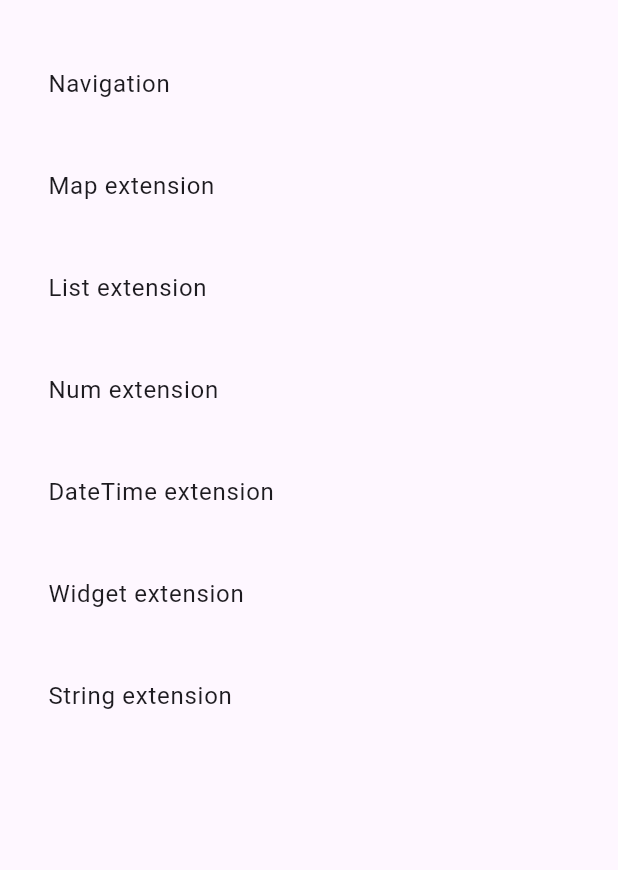
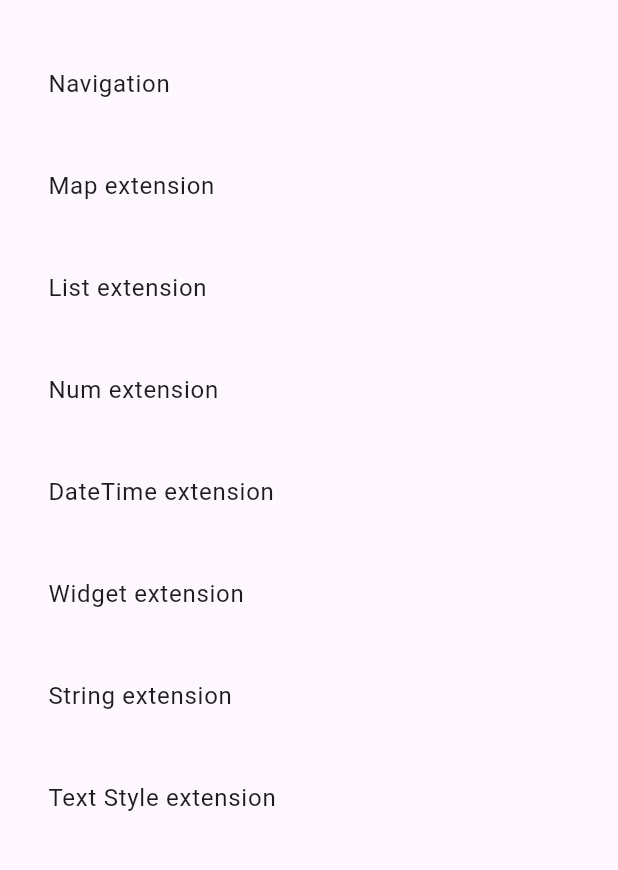
Before and after one commit to azharbinanwar/extensions_plus, a Flutter app: the screen it shows after launch, on a phone screen of 412 x 824 dp, the part 270-1140 px from its top. Run offline on Flutter 3.47's test engine with Material 3 defaults, Android fonts, the phone set to English and light mode, and no system bars.

Commit message:
feat(text_style): Enhance TextStyle extension with UI demo and expanded styling
- Add comprehensive TextStyleDemoPage
- Improve extension method documentation
- Expand text style manipulation capabilities

```diff
--- a/example/lib/main.dart
+++ b/example/lib/main.dart
@@ -5,6 +5,7 @@ import 'package:example/pages/list_extension_page.dart';
 import 'package:example/pages/map_extension_page.dart';
 import 'package:example/pages/num_extension_demo_page.dart';
 import 'package:example/pages/string_extension_page.dart';
+import 'package:example/pages/text_style_demo_page.dart';
 import 'package:example/pages/theme_extension_page.dart';
 import 'package:example/pages/widget_demo_page.dart';
 import 'package:extensions_plus/extensions_plus.dart';
@@ -76,6 +77,10 @@ class ExtensionUsagePage extends StatelessWidget {
               title: const Text('String extension'),
               onTap: () => context.push(StringExtensionPage()),
             ),
+            ListTile(
+              title: const Text('Text Style extension'),
+              onTap: () => context.push(TextStyleDemoPage()),
+            ),
           ],
         ),
       ),
--- /dev/null
+++ b/example/lib/pages/text_style_demo_page.dart
@@ -0,0 +1,119 @@
+import 'package:extensions_plus/extensions_plus.dart';
+import 'package:flutter/material.dart';
+
+class TextStyleDemoPage extends StatelessWidget {
+  const TextStyleDemoPage({super.key});
+
+  @override
+  Widget build(BuildContext context) {
+    return Scaffold(
+      appBar: AppBar(title: Text('TextStyle Extension Demo')),
+      body: SingleChildScrollView(
+        padding: EdgeInsets.all(16),
+        child: Column(
+          crossAxisAlignment: CrossAxisAlignment.start,
+          children: [
+            Text(
+              'Color Variations',
+              style: TextStyle(fontSize: 20).bold,
+            ),
+            SizedBox(height: 10),
+            Text(
+              'Original Color',
+              style: TextStyle(color: Colors.blue),
+            ),
+            Row(
+              children: [
+                Text('Hidden Text => '),
+                Text(
+                  'Transparent Color',
+                  style: TextStyle(color: Colors.blue).transparent,
+                ),
+              ],
+            ),
+            Text(
+              'Opaque Color',
+              style: TextStyle(color: Colors.blue).opaque,
+            ),
+            Divider(height: 30),
+            Text(
+              'Size Variations',
+              style: TextStyle(fontSize: 20).bold,
+            ),
+            SizedBox(height: 10),
+            Text(
+              'Small Text',
+              style: TextStyle(fontSize: 16).small,
+            ),
+            Text(
+              'Large Text',
+              style: TextStyle(fontSize: 16).large,
+            ),
+            Text(
+              'Extra Large Text',
+              style: TextStyle(fontSize: 16).extraLarge,
+            ),
+            Divider(height: 30),
+            Text(
+              'Font Weight',
+              style: TextStyle(fontSize: 20).bold,
+            ),
+            SizedBox(height: 10),
+            Text(
+              'Thin Text',
+              style: TextStyle(fontSize: 16).thin,
+            ),
+            Text(
+              'Light Text',
+              style: TextStyle(fontSize: 16).light,
+            ),
+            Text(
+              'Normal Text',
+              style: TextStyle(fontSize: 16),
+            ),
+            Text(
+              'Medium Text',
+              style: TextStyle(fontSize: 16).medium,
+            ),
+            Text(
+              'Bold Text',
+              style: TextStyle(fontSize: 16).bold,
+            ),
+            Text(
+              'Semi-Bold Text',
+              style: TextStyle(fontSize: 16).semiBold,
+            ),
+            Divider(height: 30),
+            Text(
+              'Text Decorations',
+              style: TextStyle(fontSize: 20).bold,
+            ),
+            SizedBox(height: 10),
+            Text(
+              'Underline Text',
+              style: TextStyle(color: Colors.green).underline,
+            ),
+            Text(
+              'Line Through Text',
+              style: TextStyle(color: Colors.red).lineThrough,
+            ),
+            Text(
+              'Overline Text',
+              style: TextStyle(color: Colors.purple).overline,
+            ),
+            Divider(height: 30),
+            Text(
+              'Font Style',
+              style: TextStyle(fontSize: 20).bold,
+            ),
+            SizedBox(height: 10),
+            Text(
+              'Italic Text',
+              style: TextStyle(fontSize: 16).italic,
+            ),
+          ],
+        ),
+      ),
+    );
+  }
+}
--- a/lib/extensions_plus.dart
+++ b/lib/extensions_plus.dart
@@ -27,6 +27,8 @@ part 'extensions/ui/widget_extension.dart';
 
 part 'extensions/ui/text_style_extension.dart';
 
+part 'extensions/text_style/text_style_extensions.dart';
+
 // data types
 part 'extensions/data_types/string_extension.dart';
 
```
Also changed, not shown: example/lib/pages/color_extension_page.dart (+12 -1 lines), lib/extensions/text_style/text_style_extensions.dart (added, +237 -0 lines).
